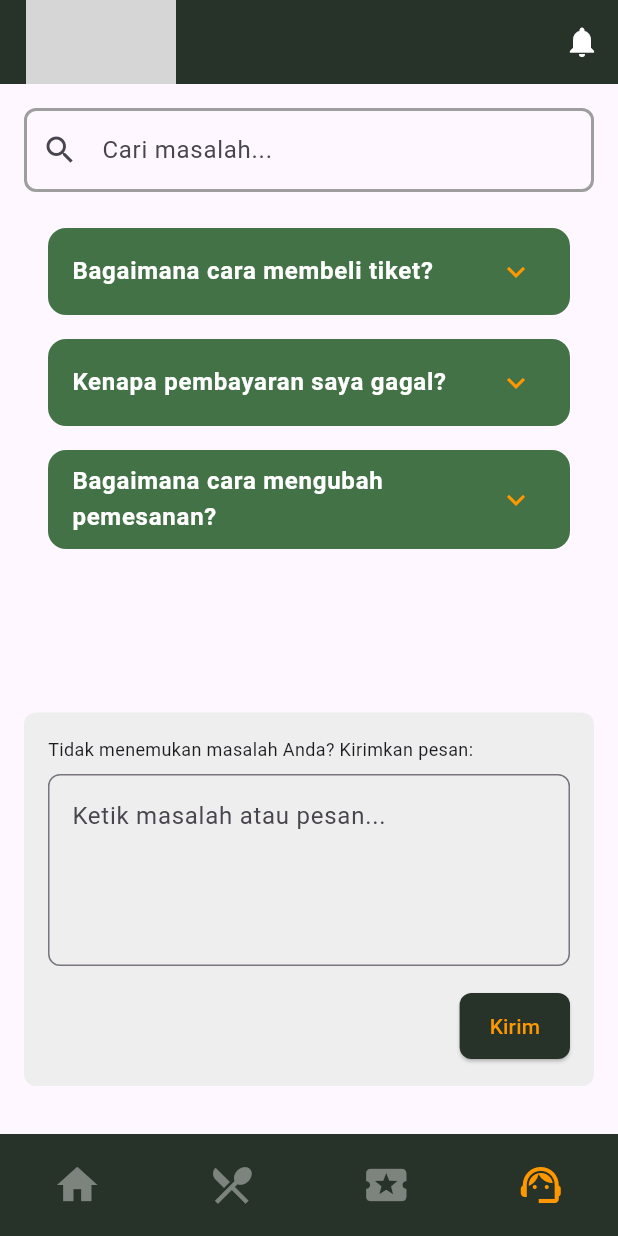
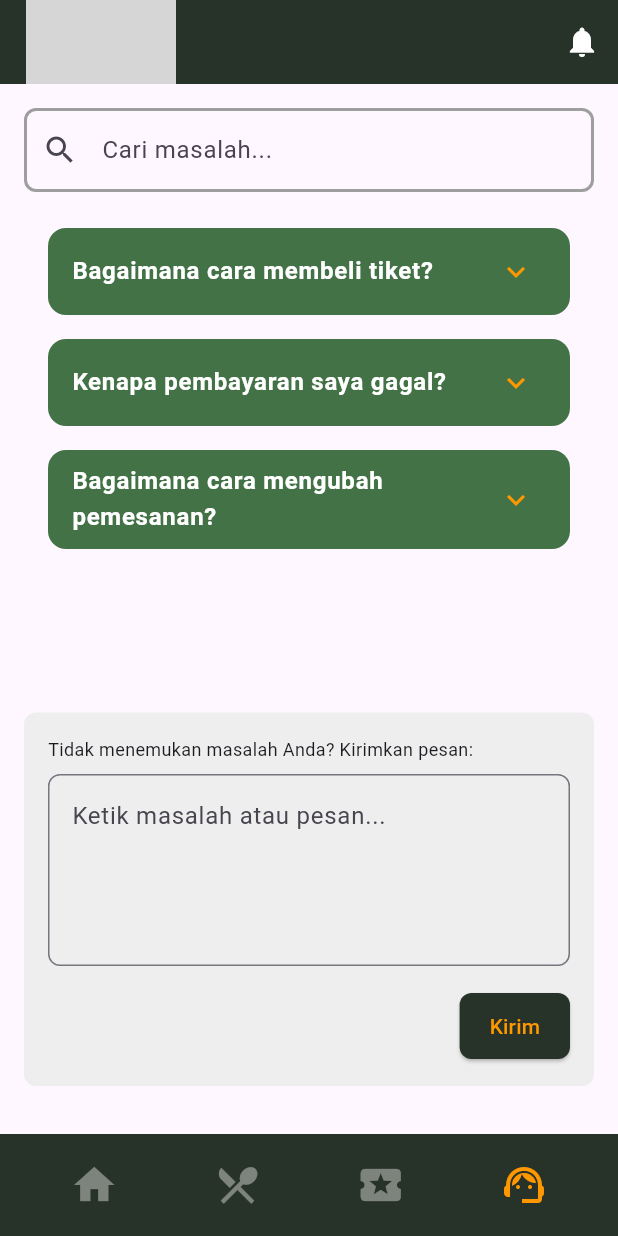
Before and after one commit to abeyynz/cibodas_app, a Flutter app: the HelpCenterPage screen opened directly, on a phone screen of 412 x 824 dp. Run offline on Flutter 3.47's test engine with Material 3 defaults, Android fonts, the phone set to English and light mode, and no system bars; grey boxes are pictures that could not be loaded.

Commit message:
merapikan NavBAr

```diff
--- a/lib/main.dart
+++ b/lib/main.dart
@@ -14,10 +14,10 @@ class MyApp extends StatelessWidget {
     return MaterialApp(
       title: 'Cibodas Kebun Raya',
       theme: ThemeData(
-        primarySwatch: Colors.blue,
+        primarySwatch: Colors.green,
       ),
-      home: const SplashScreen(),  // Splash screen sebagai home
-      debugShowCheckedModeBanner: false,  // Menyembunyikan banner debug
+      home: const SplashScreen(),
+      debugShowCheckedModeBanner: false,
     );
   }
 }
--- a/lib/project/screens/all_facilities_page.dart
+++ b/lib/project/screens/all_facilities_page.dart
@@ -1,11 +1,8 @@
 import 'package:app_cibodas/const.dart';
 import 'package:app_cibodas/model/fasilitas_model.dart';
-import 'package:app_cibodas/project/screens/detail_destination.dart';
 import 'package:app_cibodas/project/screens/detail_fasilitas.dart';
 import 'package:app_cibodas/project/widgets/fasilitas.dart';
 import 'package:flutter/material.dart';
-import 'package:app_cibodas/model/destination_model.dart';
-import 'package:app_cibodas/project/widgets/popular_destination.dart';
 
 class AllFacilitiesPage extends StatefulWidget {
   final List<FasilitasModel> fasilitas;
--- a/lib/project/screens/detail_restaurant.dart
+++ b/lib/project/screens/detail_restaurant.dart
@@ -1,5 +1,4 @@
 import 'package:app_cibodas/const.dart';
-import 'package:app_cibodas/model/restaurant_model.dart';
 import 'package:app_cibodas/model/restaurant_model.dart';
 import 'package:flutter/material.dart';
 
--- a/lib/project/screens/help_center_page.dart
+++ b/lib/project/screens/help_center_page.dart
@@ -1,5 +1,6 @@
 import 'package:app_cibodas/const.dart';
 import 'package:app_cibodas/project/screens/homepage.dart';
+import 'package:app_cibodas/project/screens/restaurant_page.dart';
 import 'package:app_cibodas/project/screens/ticket_page.dart';
 import 'package:flutter/material.dart';
 
@@ -252,9 +253,10 @@ class _HelpCenterPageState extends State<HelpCenterPage> {
         ),
       ),
       bottomNavigationBar: Container(
-        color: const Color(0xFF273228),
-        child: Padding(
-          padding: const EdgeInsets.symmetric(vertical: 18),
+        padding: const EdgeInsets.symmetric(horizontal: 15, vertical: 18),
+        decoration: const BoxDecoration(
+          color: Color(0xFF273228),
+        ),
         child: Row(
           mainAxisAlignment: MainAxisAlignment.spaceAround,
           children: List.generate(
@@ -276,7 +278,7 @@ class _HelpCenterPageState extends State<HelpCenterPage> {
                   Navigator.push(
                     context,
                     MaterialPageRoute(
-                        builder: (_) => const HelpCenterPage(),
+                      builder: (_) => const RestaurantPage(),
                     ),
                   );
                 } else if (index == 2) {
@@ -301,7 +303,6 @@ class _HelpCenterPageState extends State<HelpCenterPage> {
                 color: selectedPage == index
                     ? Colors.orange // Warna aktif
                     : Colors.white.withOpacity(0.4), // Warna tidak aktif
-                ),
               ),
             ),
           ),
--- a/lib/project/screens/homepage.dart
+++ b/lib/project/screens/homepage.dart
@@ -7,6 +7,7 @@ import 'package:app_cibodas/project/screens/all_facilities_page.dart';
 import 'package:app_cibodas/project/screens/detail_artikel.dart';
 import 'package:app_cibodas/project/screens/detail_destination.dart';
 import 'package:app_cibodas/project/screens/detail_fasilitas.dart';
+import 'package:app_cibodas/project/screens/help_center_page.dart';
 import 'package:app_cibodas/project/screens/restaurant_page.dart';
 import 'package:app_cibodas/project/screens/ticket_page.dart';
 import 'package:app_cibodas/project/widgets/fasilitas.dart';
@@ -302,7 +303,7 @@ class _HomePageState extends State<HomePage> {
                         Navigator.push(
                           context,
                           MaterialPageRoute(
-                            builder: (_) => const RestaurantPage(),
+                            builder: (_) => const HelpCenterPage(),
                           ),
                         );
                       }
--- a/lib/project/screens/ticket_page.dart
+++ b/lib/project/screens/ticket_page.dart
@@ -37,8 +37,7 @@ class _TicketPageState extends State<TicketPage>
   void initState() {
     super.initState();
     _tabController =
-        TabController(length: 2, vsync: this); // Dua tab: Tiket dan Simpan
-    // Simpan tiket baru jika ada
+        TabController(length: 2, vsync: this);
     if (widget.purchasedTickets != null) {
       savedTickets.addAll(widget.purchasedTickets!);
     }
```
Lines whose indentation alone changed are shown as unchanged.
